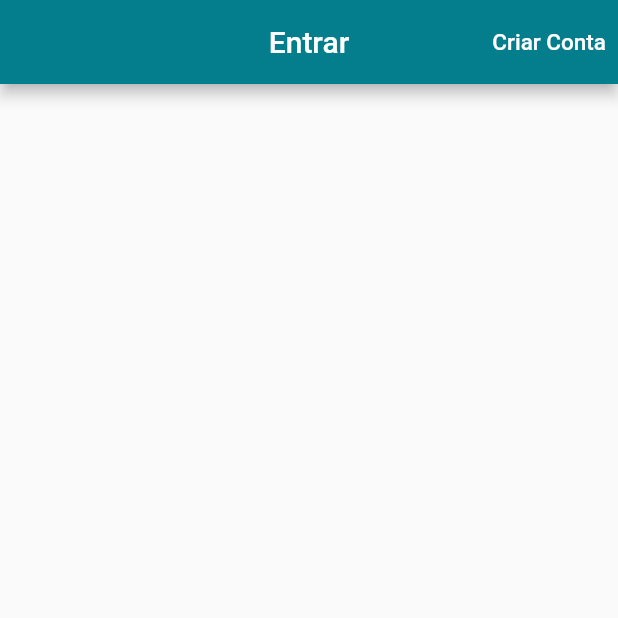
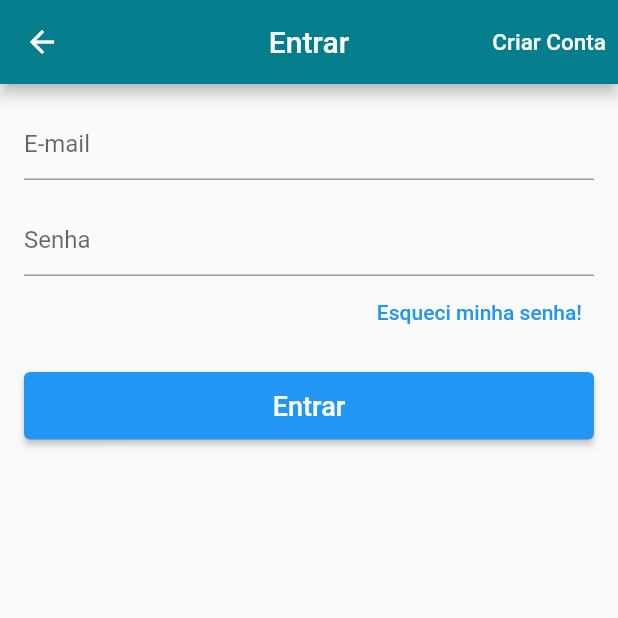
Before and after one commit to BrunoFerreiraSa/LojaVirtual, a Flutter app: the LoginScreen screen opened directly, on a phone screen of 412 x 824 dp, the top half of it. Run offline on Flutter 3.47's test engine with Material 2 defaults, Android fonts, the phone set to English and light mode, and no system bars; our stand-ins replace carousel_pro, cloud_firestore, firebase_auth, firebase_core, transparent_image; accounts and stored records are empty.

```diff
--- a/lib/screens/login_screen.dart
+++ b/lib/screens/login_screen.dart
@@ -1,6 +1,10 @@
 import 'package:flutter/material.dart';
+import 'package:lojavirtual/models/user_model.dart';
+import 'package:lojavirtual/screens/signup_screen.dart';
+import 'package:scoped_model/scoped_model.dart';
 
 class LoginScreen extends StatelessWidget {
+  final _formkey = GlobalKey<FormState>();
   @override
   Widget build(BuildContext context) {
     return Scaffold(
@@ -16,10 +20,77 @@ class LoginScreen extends StatelessWidget {
                   color: Colors.white,
                 ),
               ),
-            onPressed: () {},
+              onPressed: () {
+                Navigator.of(context).pushReplacement(
+                  MaterialPageRoute(builder: (context) => SignupScreen()),
+                );
+              },
             )
           ],
         ),
+        body: ScopedModelDescendant<UserModel>(
+          builder: (context, child, model) {
+            if (model.isLoading)
+              return Center(
+                child: CircularProgressIndicator(),
               );
+            return Form(
+              key: _formkey,
+              child: ListView(
+                padding: EdgeInsets.all(16.0),
+                children: [
+                  TextFormField(
+                    decoration: InputDecoration(
+                      hintText: "E-mail",
+                    ),
+                    keyboardType: TextInputType.emailAddress,
+                    validator: (text) {
+                      if (text.isEmpty || !text.contains("@")) {
+                        return "E-mail invalido!";
+                      } else {
+                        return "ok";
+                      }
+                    },
+                  ),
+                  SizedBox(height: 16.0),
+                  TextFormField(
+                    decoration: InputDecoration(
+                      hintText: "Senha",
+                    ),
+                    obscureText: true,
+                    validator: (text) {
+                      if (text.isEmpty || text.length < 6) {
+                        return "Senha invalida!";
+                      } else {
+                        return "ok";
+                      }
+                    },
+                  ),
+                  Align(
+                    alignment: Alignment.centerRight,
+                    child: TextButton(
+                      child: Text("Esqueci minha senha!"),
+                      onPressed: () {},
+                    ),
+                  ),
+                  SizedBox(height: 16.0),
+                  SizedBox(
+                    height: 45,
+                    child: ElevatedButton(
+                      child: Text(
+                        "Entrar",
+                        style: TextStyle(fontSize: 18),
+                      ),
+                      onPressed: () {
+                        if (_formkey.currentState.validate()) {}
+                        model.signIn();
+                      },
+                    ),
+                  ),
+                ],
+              ),
+            );
+          },
+        ));
   }
 }
```
Also changed, not shown: lib/main.dart (+13 -8 lines), lib/models/user_model.dart (added, +71 -0 lines), lib/screens/signup_screen.dart (added, +154 -0 lines), lib/widgets/custom_drawer.dart (+21 -6 lines). Lines whose indentation alone changed are shown as unchanged.
